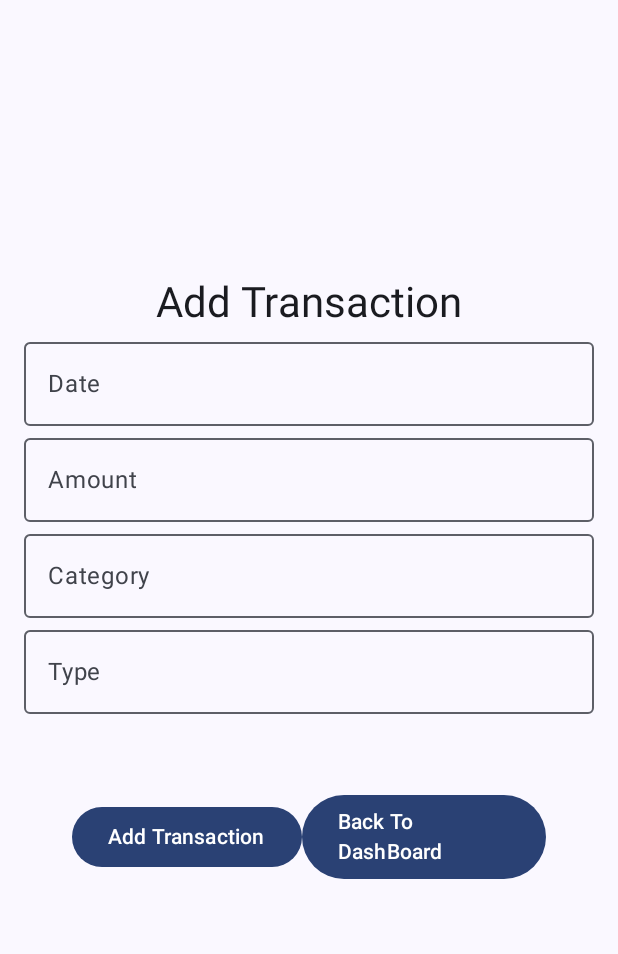
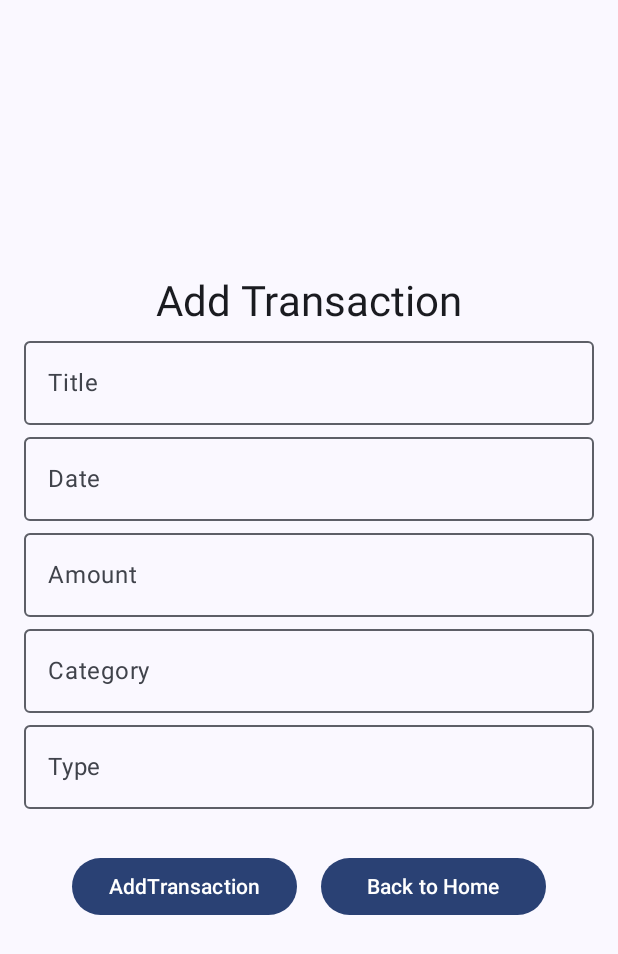
Before and after one commit to SantBreno/fintrack, an Android app built with Jetpack Compose: the screen it shows after launch (MainActivity), after a tap on "Add", on a phone screen of 412 x 824 dp. Shown: the top 954 px of the screen. Run offline under Robolectric (Android 15) with nearby library versions, the light colour scheme and no system bars.

Commit message:
refactor: Rename Add Transaction Screen and update navigation
This commit renames the `AddTransaction` composable and file to `AddTransactionScreen` for better clarity. It also updates the navigation route used to access this screen from the Home screen's Floating Action Button.

Changes include:
- Renamed `AddTransaction.kt` to `AddTransactionScreen.kt`.
- Renamed the `AddTransaction` composable function to `AddTransactionScreen`.
- Updated the navigation route used in `HomeScreen`'s Floating Action Button from "addTransaction" to "addTransactionScreen".
- Added a "title" field to the `Transaction` data class.
- Updated the `AddTransactionScreen` composable to include an `OutlinedTextField` for the transaction title.
- Adjusted button layout and text in `AddTransactionScreen`.
- Updated `AppNavigation` to use the new screen name and route.

```diff
--- a/app/src/main/java/com/devsant/fintrack/model/Transaction.kt
+++ b/app/src/main/java/com/devsant/fintrack/model/Transaction.kt
@@ -2,9 +2,9 @@ package com.devsant.fintrack.model
 
 data class Transaction(
     val id: Int,
+    val title: String,
     val date: String,
-    val description: String,
-    val amount: Double,
+    val amount: Float,
     val category: String,
     val type: String
 )
--- a/app/src/main/java/com/devsant/fintrack/navigation/AppNavigation.kt
+++ b/app/src/main/java/com/devsant/fintrack/navigation/AppNavigation.kt
@@ -2,23 +2,26 @@ package com.devsant.fintrack.navigation
 
 import androidx.compose.runtime.Composable
 import androidx.compose.ui.Modifier
+import androidx.lifecycle.viewmodel.compose.viewModel
 import androidx.navigation.compose.NavHost
 import androidx.navigation.compose.composable
 import androidx.navigation.compose.rememberNavController
-import com.devsant.fintrack.ui.screens.AddTransaction
+import com.devsant.fintrack.ui.screens.AddTransactionScreen
 import com.devsant.fintrack.ui.screens.HomeScreen
+import com.devsant.fintrack.viewmodel.TransactionViewModel
 
 @Composable
 fun AppNavigation(modifier : Modifier = Modifier) {
 
     val navController = rememberNavController()
+    val transactionViewModel: TransactionViewModel = viewModel()
 
     NavHost(navController = navController, startDestination = "home", builder = {
         composable("home") {
-            HomeScreen(modifier, navController = navController)
+            HomeScreen(modifier, navController/*, transactionViewModel*/)
         }
-        composable("addTransaction") {
-            AddTransaction(modifier, navController = navController)
+        composable("addTransactionScreen") {
+            AddTransactionScreen(modifier, navController = navController)
         }
     })
 }
--- a/app/src/main/java/com/devsant/fintrack/ui/screens/AddTransaction.kt
+++ b/app/src/main/java/com/devsant/fintrack/ui/screens/AddTransactionScreen.kt
@@ -4,7 +4,6 @@ import androidx.compose.foundation.layout.Arrangement
 import androidx.compose.foundation.layout.Box
 import androidx.compose.foundation.layout.Column
 import androidx.compose.foundation.layout.Row
-import androidx.compose.foundation.layout.Spacer
 import androidx.compose.foundation.layout.fillMaxSize
 import androidx.compose.foundation.layout.fillMaxWidth
 import androidx.compose.foundation.layout.height
@@ -26,7 +25,11 @@ import androidx.navigation.NavHostController
 import androidx.navigation.compose.rememberNavController
 
 @Composable
-fun AddTransaction(modifier : Modifier = Modifier, navController: NavHostController) {
+fun AddTransactionScreen(
+    modifier : Modifier = Modifier,
+    navController: NavHostController) {
+
+    var title by remember { mutableStateOf("") }
     var date by remember { mutableStateOf("") }
     var amount by remember { mutableStateOf("") }
     var category by remember { mutableStateOf("") }
@@ -40,6 +43,7 @@ fun AddTransaction(modifier : Modifier = Modifier, navController: NavHostControl
         horizontalAlignment = Alignment.CenterHorizontally
     ) {
         Text(text = "Add Transaction", style = MaterialTheme.typography.headlineMedium)
+        OutlinedTextField(value = title, onValueChange = { title = it }, label = { Text("Title") }, modifier = Modifier.fillMaxWidth())
         OutlinedTextField(value = date, onValueChange = { date = it }, label = { Text("Date") }, modifier = Modifier.fillMaxWidth())
         OutlinedTextField(value = amount, onValueChange = { amount = it }, label = { Text("Amount") }, modifier = Modifier.fillMaxWidth())
         OutlinedTextField(value = category, onValueChange = { category = it }, label = { Text("Category") }, modifier = Modifier.fillMaxWidth())
@@ -52,17 +56,16 @@ fun AddTransaction(modifier : Modifier = Modifier, navController: NavHostControl
         ) {
             Row(
                 modifier = Modifier
+                    .height(70.dp)
                     .fillMaxWidth()
                     .padding(16.dp),
-                horizontalArrangement = Arrangement.SpaceBetween,
-                verticalAlignment = Alignment.CenterVertically
+                horizontalArrangement = Arrangement.spacedBy(16.dp),
             ) {
-                Button(onClick = { }) {
-                    Text("Add Transaction")
+                Button(onClick = { navController.navigate("home") }, modifier = Modifier.weight(1f)) {
+                    Text("AddTransaction")
                 }
-                Spacer(modifier = Modifier.height(100.dp))
-                Button(onClick = { navController.navigate("home") }) {
-                    Text("Back To DashBoard")
+                Button(onClick = { navController.navigate("home") }, modifier = Modifier.weight(1f)) {
+                    Text("Back to Home")
                 }
             }
 
@@ -74,5 +77,5 @@ fun AddTransaction(modifier : Modifier = Modifier, navController: NavHostControl
 @Composable
 fun AddTransactionScreenPreview() {
     val navController = rememberNavController()
-    AddTransaction(navController = navController)
+    AddTransactionScreen(navController = navController)
 }
--- a/app/src/main/java/com/devsant/fintrack/ui/screens/HomeScreen.kt
+++ b/app/src/main/java/com/devsant/fintrack/ui/screens/HomeScreen.kt
@@ -8,7 +8,6 @@ import androidx.compose.foundation.layout.fillMaxSize
 import androidx.compose.foundation.layout.fillMaxWidth
 import androidx.compose.foundation.layout.height
 import androidx.compose.foundation.layout.padding
-import androidx.compose.foundation.lazy.LazyColumn
 import androidx.compose.foundation.shape.RoundedCornerShape
 import androidx.compose.material.icons.Icons
 import androidx.compose.material.icons.filled.Add
@@ -29,11 +28,16 @@ import androidx.navigation.NavHostController
 import androidx.navigation.compose.rememberNavController
 
 @Composable
-fun HomeScreen(modifier: Modifier = Modifier, navController: NavHostController) {
+fun HomeScreen(
+    modifier: Modifier = Modifier,
+    navController: NavHostController/*,
+    transactionViewModel: TransactionViewModel*/) {
+
+    /*val transactionList = transactionViewModel.transactionList*/
 
     Scaffold(
         floatingActionButton = {
-            FloatingActionButton(onClick = { navController.navigate("addTransaction") }) {
+            FloatingActionButton(onClick = { navController.navigate("addTransactionScreen") }) {
                 Icon(imageVector = Icons.Default.Add, contentDescription = "Add")
             }
         }
@@ -100,6 +104,7 @@ fun StatCard(title: String, amount: String, modifier: Modifier = Modifier) {
     }
 }
 
+
 @Preview
 @Composable
 fun HomeScreenPreview() {
```
